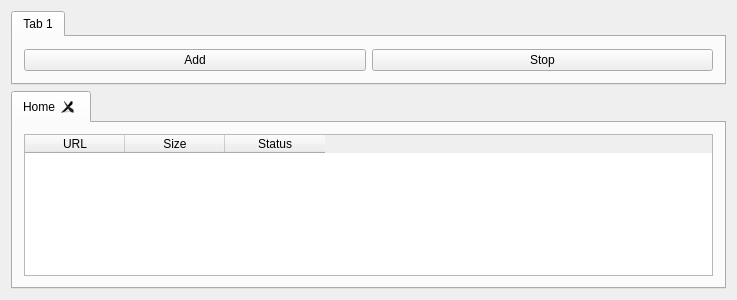
LalitMaganti/Ultimate-Download-Manager, file UltimateDownloadManager/mainwindow.ui: the form before one commit.
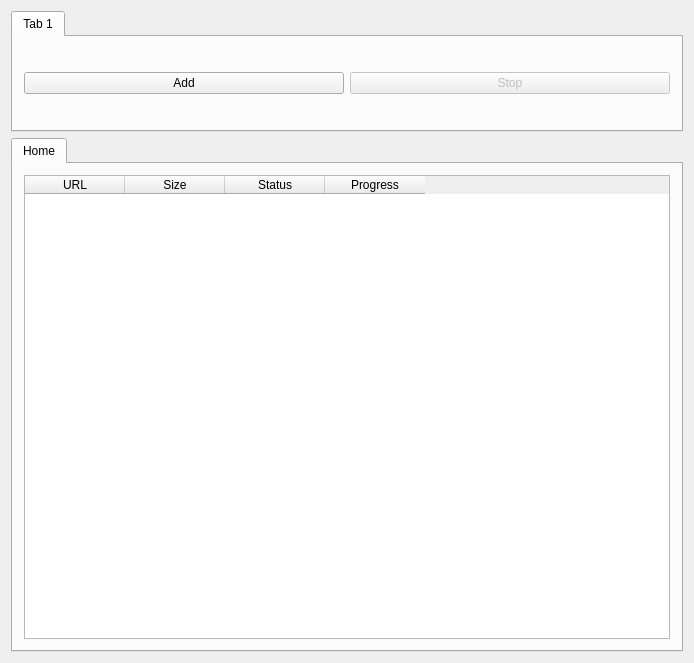
The form after the commit. Icons and pictures are not drawn.

Diff of the .ui file:
```diff
--- a/UltimateDownloadManager/mainwindow.ui
+++ b/UltimateDownloadManager/mainwindow.ui
@@ -6,10 +6,16 @@
    <rect>
     <x>0</x>
     <y>0</y>
-    <width>737</width>
-    <height>300</height>
+    <width>694</width>
+    <height>663</height>
    </rect>
   </property>
+  <property name="minimumSize">
+   <size>
+    <width>0</width>
+    <height>663</height>
+   </size>
+  </property>
   <property name="windowTitle">
    <string>MainWindow</string>
   </property>
@@ -17,9 +23,21 @@
    <bool>false</bool>
   </property>
   <widget class="QWidget" name="centralWidget">
-   <layout class="QGridLayout" name="gridLayout">
-    <item row="0" column="0">
+   <layout class="QVBoxLayout" name="verticalLayout">
+    <item>
      <widget class="QTabWidget" name="tabWidgetRibbon">
+      <property name="minimumSize">
+       <size>
+        <width>0</width>
+        <height>121</height>
+       </size>
+      </property>
+      <property name="maximumSize">
+       <size>
+        <width>16777215</width>
+        <height>121</height>
+       </size>
+      </property>
       <property name="currentIndex">
        <number>0</number>
       </property>
@@ -27,36 +45,35 @@
        <attribute name="title">
         <string>Tab 1</string>
        </attribute>
-       <layout class="QGridLayout" name="gridLayout_3">
-        <item row="0" column="0">
-         <layout class="QGridLayout" name="gridLayout_2">
-          <item row="0" column="0">
+       <layout class="QHBoxLayout" name="horizontalLayout">
+        <item>
            <widget class="QPushButton" name="pushButton">
             <property name="text">
              <string>Add</string>
             </property>
            </widget>
           </item>
-          <item row="0" column="1">
+        <item>
            <widget class="QPushButton" name="pushButton_2">
+          <property name="enabled">
+           <bool>false</bool>
+          </property>
             <property name="text">
              <string>Stop</string>
             </property>
            </widget>
           </item>
          </layout>
-        </item>
-       </layout>
       </widget>
      </widget>
     </item>
-    <item row="1" column="0">
+    <item>
      <widget class="QTabWidget" name="tabWidgetMain">
       <property name="currentIndex">
        <number>0</number>
       </property>
       <property name="tabsClosable">
-       <bool>true</bool>
+       <bool>false</bool>
       </property>
       <widget class="QWidget" name="tab_3">
        <attribute name="title">
@@ -72,7 +89,7 @@
            <enum>QAbstractItemView::SelectRows</enum>
           </property>
           <property name="columnCount">
-           <number>3</number>
+           <number>4</number>
           </property>
           <column>
            <property name="text">
@@ -89,6 +106,11 @@
             <string>Status</string>
            </property>
           </column>
+          <column>
+           <property name="text">
+            <string>Progress</string>
+           </property>
+          </column>
          </widget>
         </item>
        </layout>
```
Left out of the diff: 6 changed lines with no effect on the pictures. Lines whose indentation alone changed are shown as unchanged.
